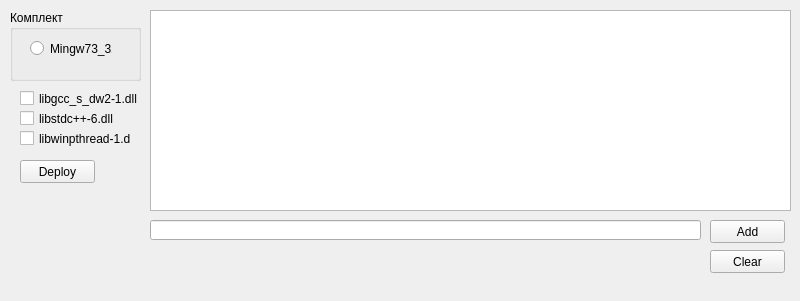
Before: the Qt Designer form windeploy.ui in RomaDevelop/Windeploy, drawn with Qt 5.
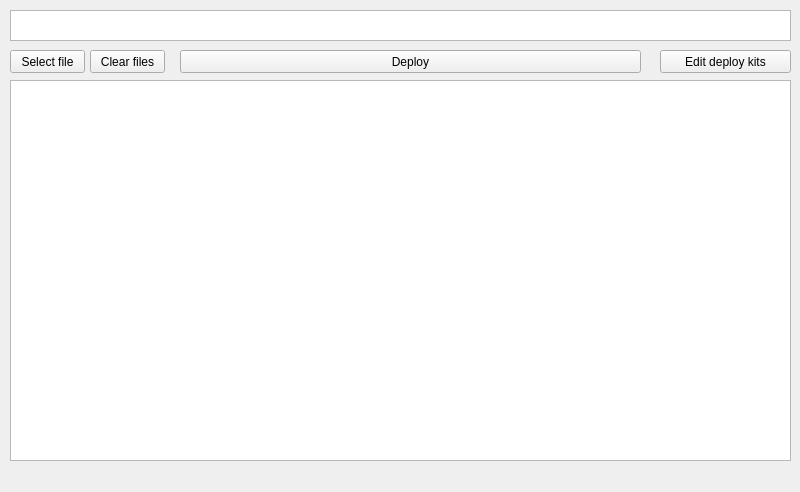
After: the same form once the commit is applied.

Patch:
```diff
--- a/windeploy.ui
+++ b/windeploy.ui
@@ -7,84 +7,19 @@
     <x>0</x>
     <y>0</y>
     <width>800</width>
-    <height>301</height>
+    <height>492</height>
    </rect>
   </property>
   <property name="windowTitle">
    <string>Windeploy</string>
   </property>
   <widget class="QWidget" name="centralwidget">
-   <widget class="QGroupBox" name="groupBoxComplect">
-    <property name="geometry">
-     <rect>
-      <x>10</x>
-      <y>10</y>
-      <width>131</width>
-      <height>71</height>
-     </rect>
-    </property>
-    <property name="title">
-     <string>Комплект</string>
-    </property>
-    <widget class="QRadioButton" name="radioButtoComplectMingw73_32">
-     <property name="geometry">
-      <rect>
-       <x>20</x>
-       <y>30</y>
-       <width>82</width>
-       <height>17</height>
-      </rect>
-     </property>
-     <property name="text">
-      <string>Mingw73_32</string>
-     </property>
-    </widget>
-   </widget>
-   <widget class="QCheckBox" name="checkBox_libgcc_s_dw2_1_dll">
-    <property name="geometry">
-     <rect>
-      <x>20</x>
-      <y>90</y>
-      <width>121</width>
-      <height>17</height>
-     </rect>
-    </property>
-    <property name="text">
-     <string>libgcc_s_dw2-1.dll</string>
-    </property>
-   </widget>
-   <widget class="QCheckBox" name="checkBox_libstdcpp_6_dll">
-    <property name="geometry">
-     <rect>
-      <x>20</x>
-      <y>110</y>
-      <width>101</width>
-      <height>17</height>
-     </rect>
-    </property>
-    <property name="text">
-     <string>libstdc++-6.dll</string>
-    </property>
-   </widget>
-   <widget class="QCheckBox" name="checkBox_libwinpthread_1_dll">
-    <property name="geometry">
-     <rect>
-      <x>20</x>
-      <y>130</y>
-      <width>111</width>
-      <height>17</height>
-     </rect>
-    </property>
-    <property name="text">
-     <string>libwinpthread-1.dll</string>
-    </property>
-   </widget>
    <widget class="QPushButton" name="pushButtonDeploy">
     <property name="geometry">
      <rect>
-      <x>20</x>
-      <y>160</y>
-      <width>75</width>
+      <x>180</x>
+      <y>50</y>
+      <width>461</width>
       <height>23</height>
      </rect>
     </property>
@@ -95,47 +30,60 @@
    <widget class="QPushButton" name="pushButton">
     <property name="geometry">
      <rect>
-      <x>710</x>
-      <y>220</y>
+      <x>10</x>
+      <y>50</y>
       <width>75</width>
       <height>23</height>
      </rect>
     </property>
     <property name="text">
-     <string>Add</string>
-    </property>
-   </widget>
-   <widget class="QLineEdit" name="lineEdit">
-    <property name="geometry">
-     <rect>
-      <x>150</x>
-      <y>220</y>
-      <width>551</width>
-      <height>20</height>
-     </rect>
+     <string>Select file</string>
     </property>
    </widget>
    <widget class="QListWidget" name="listWidget">
     <property name="geometry">
      <rect>
-      <x>150</x>
+      <x>10</x>
       <y>10</y>
-      <width>641</width>
-      <height>201</height>
+      <width>781</width>
+      <height>31</height>
      </rect>
     </property>
    </widget>
    <widget class="QPushButton" name="pushButtonClear">
     <property name="geometry">
      <rect>
-      <x>710</x>
-      <y>250</y>
+      <x>90</x>
+      <y>50</y>
       <width>75</width>
       <height>23</height>
      </rect>
     </property>
     <property name="text">
-     <string>Clear</string>
+     <string>Clear files</string>
+    </property>
+   </widget>
+   <widget class="QPushButton" name="btnDeployKits">
+    <property name="geometry">
+     <rect>
+      <x>660</x>
+      <y>50</y>
+      <width>131</width>
+      <height>23</height>
+     </rect>
+    </property>
+    <property name="text">
+     <string>Edit deploy kits</string>
+    </property>
+   </widget>
+   <widget class="QTableWidget" name="tableWidget">
+    <property name="geometry">
+     <rect>
+      <x>10</x>
+      <y>80</y>
+      <width>781</width>
+      <height>381</height>
+     </rect>
     </property>
    </widget>
   </widget>
```
